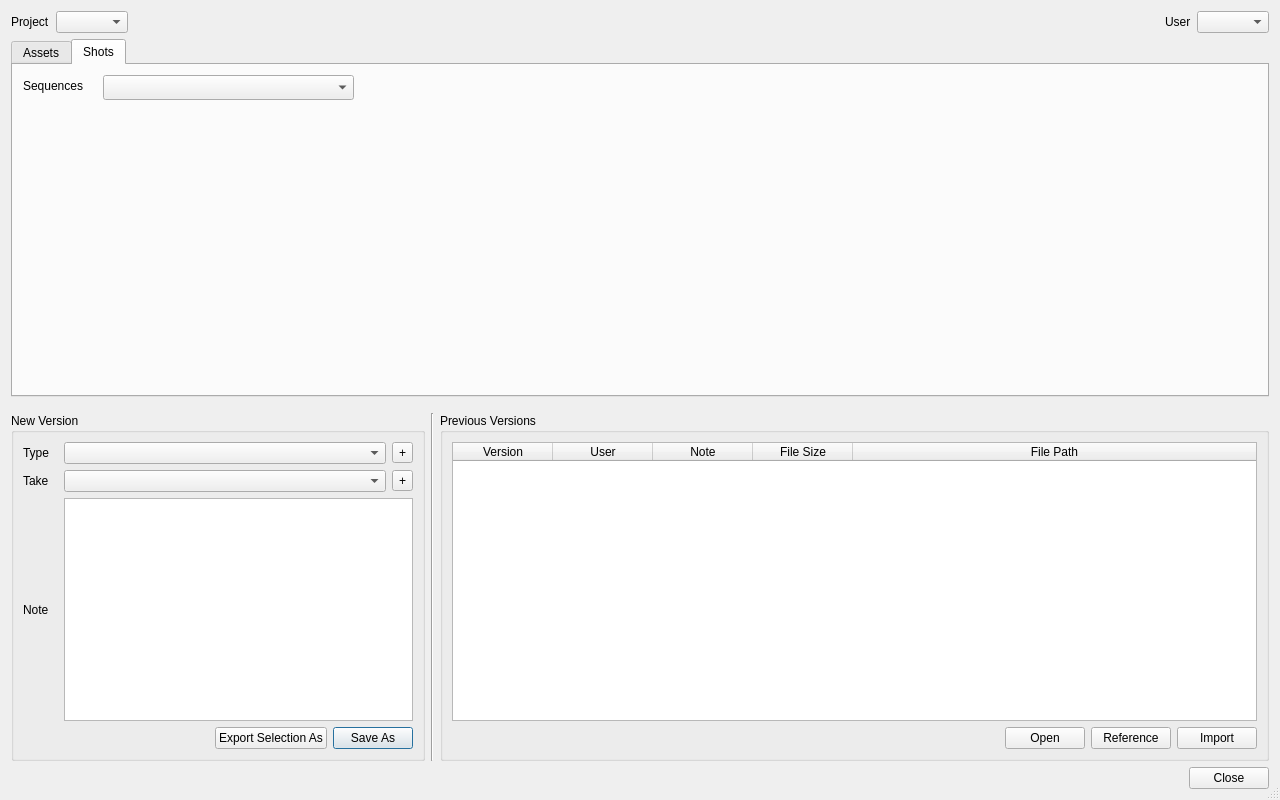
This is oyProjectManager/ui/assetManager3.ui in code-google-com/oyprojectmanager as Qt 5 draws it before an edit. The edited form follows.
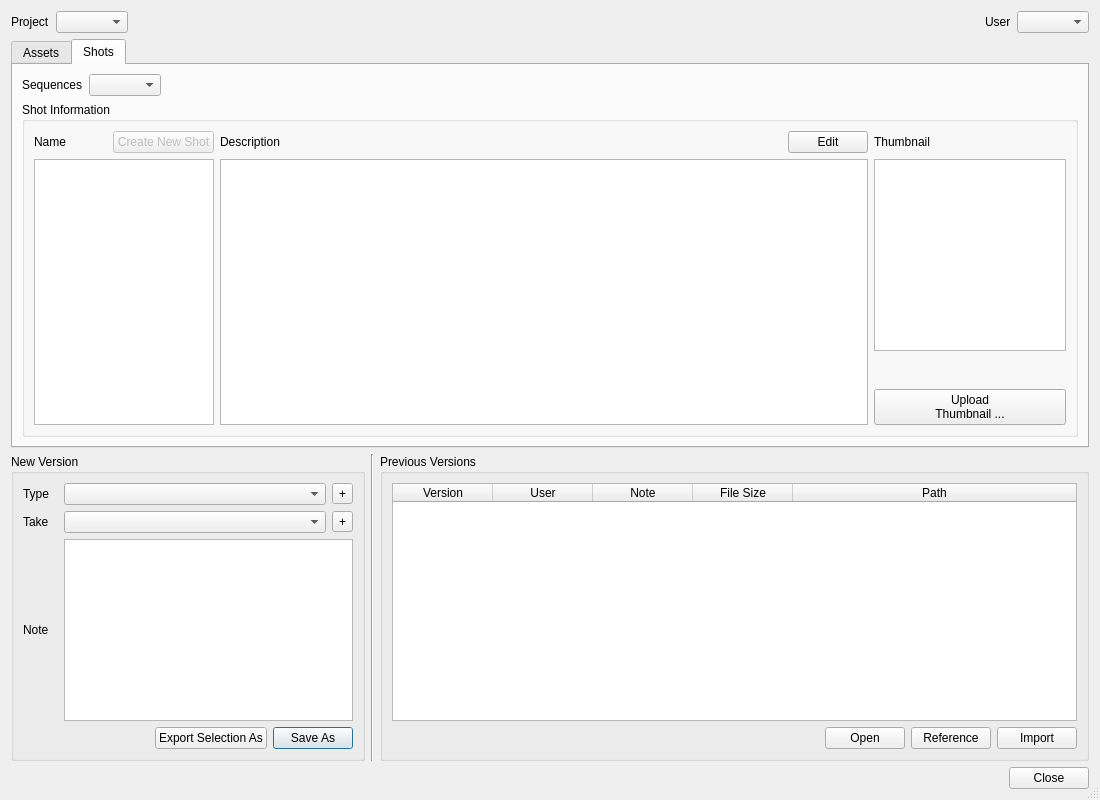
This is the edited form. The open tabs and pages were chosen to show the change.

Diff of the .ui file:
```diff
--- a/oyProjectManager/ui/assetManager3.ui
+++ b/oyProjectManager/ui/assetManager3.ui
@@ -9,7 +9,7 @@
    <rect>
     <x>0</x>
     <y>0</y>
-    <width>1280</width>
+    <width>1100</width>
     <height>800</height>
    </rect>
   </property>
@@ -324,37 +324,261 @@
          <attribute name="title">
           <string>Shots</string>
          </attribute>
-         <widget class="QComboBox" name="comboBox_2">
-          <property name="geometry">
-           <rect>
-            <x>90</x>
-            <y>10</y>
-            <width>251</width>
-            <height>25</height>
-           </rect>
-          </property>
-         </widget>
-         <widget class="QLabel" name="label_2">
-          <property name="geometry">
-           <rect>
-            <x>10</x>
-            <y>10</y>
-            <width>71</width>
-            <height>21</height>
-           </rect>
-          </property>
-          <property name="text">
-           <string>Sequences</string>
-          </property>
-         </widget>
+         <layout class="QVBoxLayout" name="verticalLayout_11">
+          <item>
+           <layout class="QHBoxLayout" name="horizontalLayout_15">
+            <item>
+             <widget class="QLabel" name="label_2">
+              <property name="text">
+               <string>Sequences</string>
+              </property>
+             </widget>
+            </item>
+            <item>
+             <widget class="QComboBox" name="comboBox_2"/>
+            </item>
+            <item>
+             <spacer name="horizontalSpacer">
+              <property name="orientation">
+               <enum>Qt::Horizontal</enum>
+              </property>
+              <property name="sizeHint" stdset="0">
+               <size>
+                <width>40</width>
+                <height>20</height>
+               </size>
+              </property>
+             </spacer>
+            </item>
+           </layout>
+          </item>
+          <item>
+           <widget class="QGroupBox" name="asset_info_groupBox_2">
+            <property name="title">
+             <string>Shot Information</string>
+            </property>
+            <property name="flat">
+             <bool>false</bool>
+            </property>
+            <layout class="QVBoxLayout" name="verticalLayout_8">
+             <item>
+              <layout class="QHBoxLayout" name="horizontalLayout_12" stretch="0,2">
+               <item>
+                <layout class="QVBoxLayout" name="verticalLayout_9">
+                 <item>
+                  <layout class="QHBoxLayout" name="horizontalLayout_13">
+                   <item>
+                    <widget class="QLabel" name="shot_name_label">
+                     <property name="font">
+                      <font>
+                       <weight>50</weight>
+                       <bold>false</bold>
+                      </font>
+                     </property>
+                     <property name="text">
+                      <string>Name</string>
+                     </property>
+                    </widget>
+                   </item>
+                   <item>
+                    <spacer name="horizontalSpacer_8">
+                     <property name="orientation">
+                      <enum>Qt::Horizontal</enum>
+                     </property>
+                     <property name="sizeType">
+                      <enum>QSizePolicy::Maximum</enum>
+                     </property>
+                     <property name="sizeHint" stdset="0">
+                      <size>
+                       <width>40</width>
+                       <height>20</height>
+                      </size>
+                     </property>
+                    </spacer>
+                   </item>
+                   <item>
+                    <widget class="QPushButton" name="create_shot_pushButton">
+                     <property name="enabled">
+                      <bool>false</bool>
+                     </property>
+                     <property name="text">
+                      <string>Create New Shot</string>
+                     </property>
+                    </widget>
+                   </item>
+                  </layout>
+                 </item>
+                 <item>
+                  <widget class="QListWidget" name="shots_listWidget">
+                   <property name="sizePolicy">
+                    <sizepolicy hsizetype="Expanding" vsizetype="Expanding">
+                     <horstretch>0</horstretch>
+                     <verstretch>0</verstretch>
+                    </sizepolicy>
+                   </property>
+                   <property name="minimumSize">
+                    <size>
+                     <width>180</width>
+                     <height>0</height>
+                    </size>
+                   </property>
+                   <property name="maximumSize">
+                    <size>
+                     <width>180</width>
+                     <height>16777215</height>
+                    </size>
+                   </property>
+                  </widget>
+                 </item>
+                </layout>
+               </item>
+               <item>
+                <layout class="QGridLayout" name="gridLayout_2" columnstretch="1,0">
+                 <property name="horizontalSpacing">
+                  <number>6</number>
+                 </property>
+                 <item row="0" column="1">
+                  <widget class="QLabel" name="shot_thumbnail_label">
+                   <property name="font">
+                    <font>
+                     <weight>50</weight>
+                     <bold>false</bold>
+                    </font>
+                   </property>
+                   <property name="text">
+                    <string>Thumbnail</string>
+                   </property>
+                  </widget>
+                 </item>
+                 <item row="1" column="1">
+                  <layout class="QVBoxLayout" name="verticalLayout_10">
+                   <property name="topMargin">
+                    <number>0</number>
+                   </property>
+                   <item>
+                    <widget class="QGraphicsView" name="shot_thumbnail_graphicsView">
+                     <property name="sizePolicy">
+                      <sizepolicy hsizetype="Fixed" vsizetype="Expanding">
+                       <horstretch>0</horstretch>
+                       <verstretch>0</verstretch>
+                      </sizepolicy>
+                     </property>
+                     <property name="minimumSize">
+                      <size>
+                       <width>192</width>
+                       <height>192</height>
+                      </size>
+                     </property>
+                     <property name="maximumSize">
+                      <size>
+                       <width>192</width>
+                       <height>192</height>
+                      </size>
+                     </property>
+                     <property name="dragMode">
+                      <enum>QGraphicsView::NoDrag</enum>
+                     </property>
+                    </widget>
+                   </item>
+                   <item>
+                    <spacer name="verticalSpacer_2">
+                     <property name="orientation">
+                      <enum>Qt::Vertical</enum>
+                     </property>
+                     <property name="sizeType">
+                      <enum>QSizePolicy::Expanding</enum>
+                     </property>
+                     <property name="sizeHint" stdset="0">
+                      <size>
+                       <width>20</width>
+                       <height>40</height>
+                      </size>
+                     </property>
+                    </spacer>
+                   </item>
+                   <item>
+                    <widget class="QPushButton" name="upload_shot_thumbnail_pushButton">
+                     <property name="text">
+                      <string>Upload
+Thumbnail ...</string>
+                     </property>
+                    </widget>
+                   </item>
+                  </layout>
+                 </item>
+                 <item row="1" column="0">
+                  <widget class="QTextEdit" name="shot_description_textEdit">
+                   <property name="enabled">
+                    <bool>true</bool>
+                   </property>
+                   <property name="tabChangesFocus">
+                    <bool>true</bool>
+                   </property>
+                   <property name="readOnly">
+                    <bool>true</bool>
+                   </property>
+                   <property name="html">
+                    <string>&lt;!DOCTYPE HTML PUBLIC &quot;-//W3C//DTD HTML 4.0//EN&quot; &quot;http://www.w3.org/TR/REC-html40/strict.dtd&quot;&gt;
+&lt;html&gt;&lt;head&gt;&lt;meta name=&quot;qrichtext&quot; content=&quot;1&quot; /&gt;&lt;style type=&quot;text/css&quot;&gt;
+p, li { white-space: pre-wrap; }
+&lt;/style&gt;&lt;/head&gt;&lt;body style=&quot; font-family:'Ubuntu'; font-size:10pt; font-weight:400; font-style:normal;&quot;&gt;
+&lt;p style=&quot;-qt-paragraph-type:empty; margin-top:0px; margin-bottom:0px; margin-left:0px; margin-right:0px; -qt-block-indent:0; text-indent:0px; font-family:'Sans Serif'; font-size:9pt;&quot;&gt;&lt;/p&gt;&lt;/body&gt;&lt;/html&gt;</string>
+                   </property>
+                  </widget>
+                 </item>
+                 <item row="0" column="0">
+                  <layout class="QHBoxLayout" name="horizontalLayout_14">
+                   <item>
+                    <widget class="QLabel" name="shot_description_label">
+                     <property name="font">
+                      <font>
+                       <weight>50</weight>
+                       <bold>false</bold>
+                      </font>
+                     </property>
+                     <property name="text">
+                      <string>Description</string>
+                     </property>
+                    </widget>
+                   </item>
+                   <item>
+                    <spacer name="horizontalSpacer_9">
+                     <property name="orientation">
+                      <enum>Qt::Horizontal</enum>
+                     </property>
+                     <property name="sizeHint" stdset="0">
+                      <size>
+                       <width>40</width>
+                       <height>20</height>
+                      </size>
+                     </property>
+                    </spacer>
+                   </item>
+                   <item>
+                    <widget class="QPushButton" name="shot_description_edit_pushButton_2">
+                     <property name="text">
+                      <string>Edit</string>
+                     </property>
+                     <property name="checkable">
+                      <bool>true</bool>
+                     </property>
+                    </widget>
+                   </item>
+                  </layout>
+                 </item>
+                </layout>
+               </item>
+              </layout>
+             </item>
+            </layout>
+           </widget>
+          </item>
+         </layout>
         </widget>
        </widget>
       </item>
       <item>
        <layout class="QHBoxLayout" name="horizontalLayout_10" stretch="1,0,2">
-        <property name="topMargin">
-         <number>10</number>
-        </property>
         <item>
          <widget class="QGroupBox" name="new_version_groupBox">
           <property name="title">
@@ -561,7 +785,7 @@
              </column>
              <column>
               <property name="text">
-               <string>File Path</string>
+               <string>Path</string>
               </property>
              </column>
             </widget>
```
Left out of the diff: 49 changed lines with no effect on the pictures.
